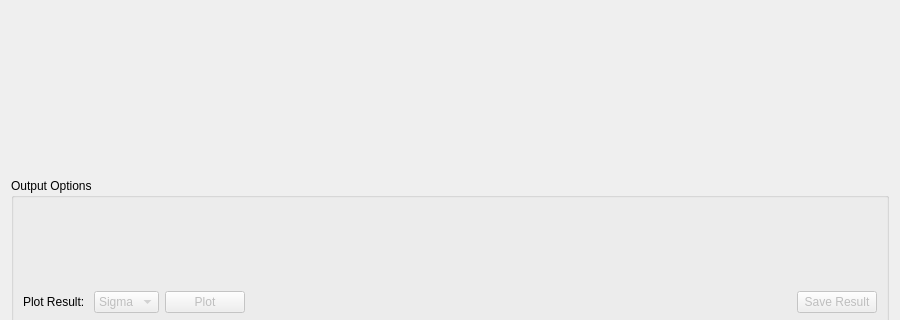
First picture: the form in MantidQt/CustomInterfaces/inc/MantidQtCustomInterfaces/Indirect/Stretch.ui, repository mantidproject/mantid, before the edit; both pictures show x 0 to 900 and y 180 to 500 of the 900 by 600 pixel window.
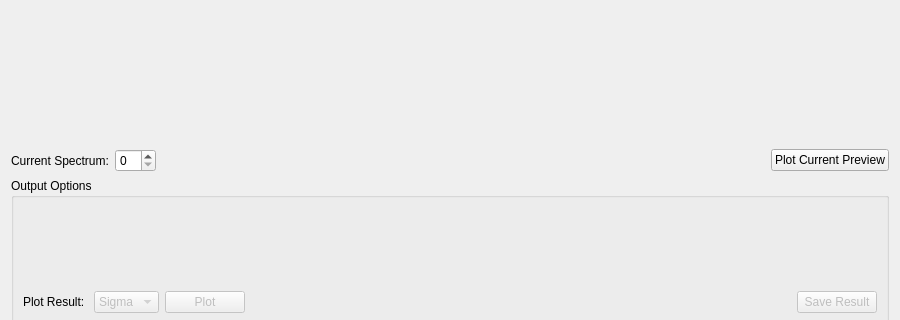
Second picture: the form after the edit. Custom widgets are drawn as their Qt base class.

Commit message: Refs #17262 add buttons to interface

What changed in the file:
```diff
--- a/MantidQt/CustomInterfaces/inc/MantidQtCustomInterfaces/Indirect/Stretch.ui
+++ b/MantidQt/CustomInterfaces/inc/MantidQtCustomInterfaces/Indirect/Stretch.ui
@@ -165,11 +165,11 @@
     </widget>
    </item>
    <item>
-    <layout class="QHBoxLayout" name="horizontalLayout_3">
-     <item>
+    <layout class="QGridLayout" name="gridLayout_3">
+     <item row="0" column="0">
       <layout class="QVBoxLayout" name="treeSpace"/>
      </item>
-     <item>
+     <item row="0" column="2">
       <widget class="MantidQt::MantidWidgets::PreviewPlot" name="ppPlot" native="true">
        <property name="canvasColour" stdset="0">
         <color>
@@ -183,6 +183,40 @@
        </property>
       </widget>
      </item>
+     <item row="1" column="2">
+      <layout class="QHBoxLayout" name="horizontalLayout_2">
+       <item>
+        <widget class="QLabel" name="lbPreviewSpectrum">
+         <property name="text">
+          <string>Current Spectrum:</string>
+         </property>
+        </widget>
+       </item>
+       <item>
+        <widget class="QSpinBox" name="spPreviewSpectrum"/>
+       </item>
+       <item>
+        <spacer name="horizontalSpacer_2">
+         <property name="orientation">
+          <enum>Qt::Horizontal</enum>
+         </property>
+         <property name="sizeHint" stdset="0">
+          <size>
+           <width>40</width>
+           <height>20</height>
+          </size>
+         </property>
+        </spacer>
+       </item>
+       <item>
+        <widget class="QPushButton" name="pbPlotPreview">
+         <property name="text">
+          <string>Plot Current Preview</string>
+         </property>
+        </widget>
+       </item>
+      </layout>
+     </item>
     </layout>
    </item>
    <item>
```
